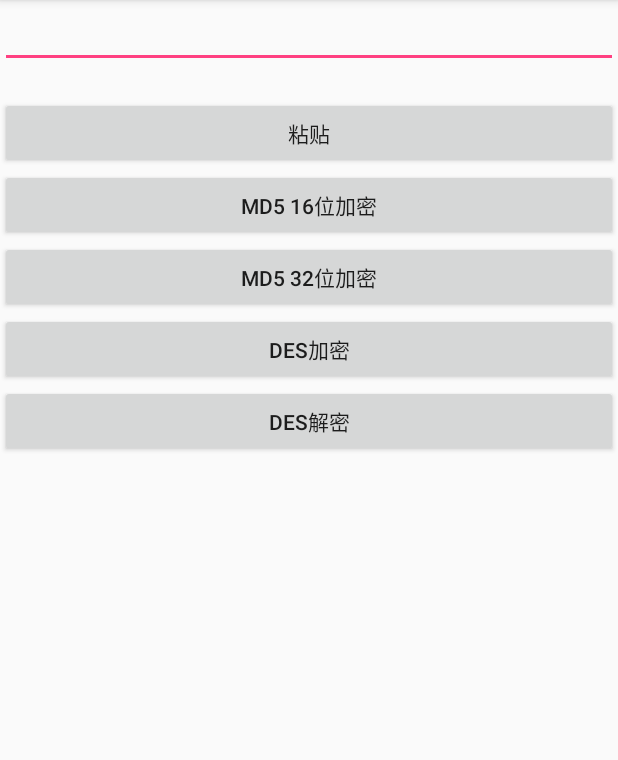
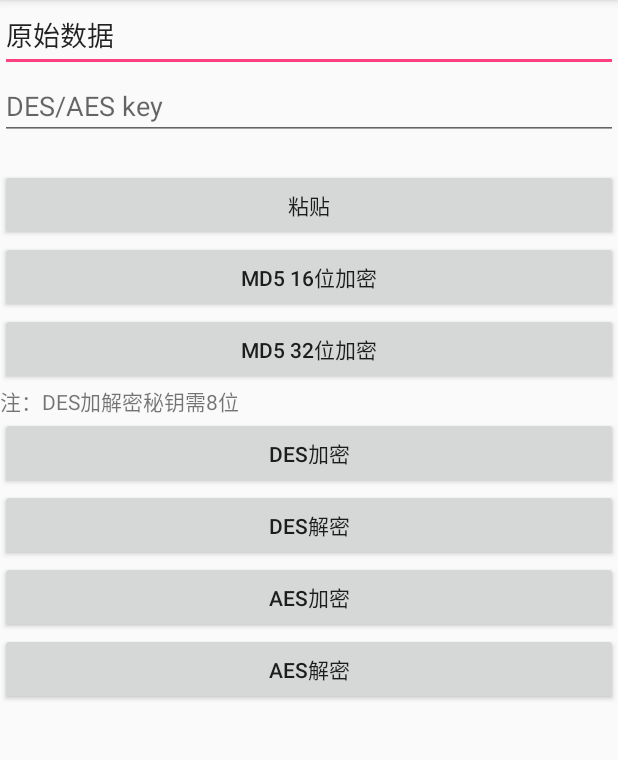
Before and after one commit to q1113225201/LibPlatform, an Android app: the EncryptActivity screen opened directly, with no data from a screen before it, on a phone screen of 412 x 824 dp, the part 84-844 px from its top. Run offline under Robolectric (Android 15) with nearby library versions, the phone set to English and light mode, and no system bars.

Commit message:
AES、DES加密

```diff
--- a/app/src/main/java/com/sjl/libplatform/encrypt/EncryptActivity.java
+++ b/app/src/main/java/com/sjl/libplatform/encrypt/EncryptActivity.java
@@ -7,16 +7,15 @@ import android.widget.TextView;
 
 import com.sjl.libplatform.R;
 import com.sjl.libplatform.base.PlatformActivity;
-import com.sjl.libplatform.util.ByteUtil;
+import com.sjl.libplatform.util.AESUtil;
 import com.sjl.libplatform.util.ClipboardUtil;
-import com.sjl.libplatform.util.EncryptUtil;
+import com.sjl.libplatform.util.DESUtil;
+import com.sjl.libplatform.util.MD5Util;
 import com.sjl.libplatform.util.ToastUtil;
 
-import java.io.UnsupportedEncodingException;
-
 public class EncryptActivity extends PlatformActivity {
-    private static final String DES_KEY = "12345678";
     EditText etData;
+    EditText etKey;
     TextView tvData;
 
     @Override
@@ -27,6 +26,7 @@ public class EncryptActivity extends PlatformActivity {
     @Override
     public void initView() {
         etData = findViewById(R.id.et_data);
+        etKey = findViewById(R.id.et_key);
         tvData = findViewById(R.id.tv_data);
         findViewById(R.id.tv_data).setOnClickListener(this);
         findViewById(R.id.btn_paste).setOnClickListener(this);
@@ -34,6 +34,8 @@ public class EncryptActivity extends PlatformActivity {
         findViewById(R.id.btn_md5_32_encrypt).setOnClickListener(this);
         findViewById(R.id.btn_des_encrypt).setOnClickListener(this);
         findViewById(R.id.btn_des_decrypt).setOnClickListener(this);
+        findViewById(R.id.btn_aes_encrypt).setOnClickListener(this);
+        findViewById(R.id.btn_aes_decrypt).setOnClickListener(this);
     }
 
     @Override
@@ -52,16 +54,22 @@ public class EncryptActivity extends PlatformActivity {
                 etData.setText(ClipboardUtil.pasteText(this));
                 break;
             case R.id.btn_md5_16_encrypt:
-                tvData.setText(EncryptUtil.encrypt16MD5(etData.getText().toString()));
+                tvData.setText(MD5Util.encrypt16MD5(etData.getText().toString()));
                 break;
             case R.id.btn_md5_32_encrypt:
-                tvData.setText(EncryptUtil.encrypt32MD5(etData.getText().toString()));
+                tvData.setText(MD5Util.encrypt32MD5(etData.getText().toString()));
                 break;
             case R.id.btn_des_encrypt:
-                tvData.setText(EncryptUtil.encryptDES(DES_KEY,etData.getText().toString()));
+                tvData.setText(DESUtil.encrypt(etKey.getText().toString(), etData.getText().toString()));
                 break;
             case R.id.btn_des_decrypt:
-                tvData.setText(EncryptUtil.decryptDES(DES_KEY,etData.getText().toString()));
+                tvData.setText(DESUtil.decrypt(etKey.getText().toString(), etData.getText().toString()));
+                break;
+            case R.id.btn_aes_encrypt:
+                tvData.setText(AESUtil.encrypt(etKey.getText().toString(), etData.getText().toString()));
+                break;
+            case R.id.btn_aes_decrypt:
+                tvData.setText(AESUtil.decrypt(etKey.getText().toString(), etData.getText().toString()));
                 break;
         }
     }
--- a/app/src/main/res/layout/activity_encrypt.xml
+++ b/app/src/main/res/layout/activity_encrypt.xml
@@ -7,7 +7,15 @@
     <EditText
         android:id="@+id/et_data"
         android:layout_width="match_parent"
-        android:layout_height="wrap_content" />
+        android:layout_height="wrap_content"
+        android:hint="原始数据"
+        android:text="原始数据" />
+
+    <EditText
+        android:id="@+id/et_key"
+        android:layout_width="match_parent"
+        android:layout_height="wrap_content"
+        android:hint="DES/AES key" />
 
     <TextView
         android:id="@+id/tv_data"
@@ -32,6 +40,11 @@
         android:layout_height="wrap_content"
         android:text="MD5 32位加密" />
 
+    <TextView
+        android:layout_width="match_parent"
+        android:layout_height="wrap_content"
+        android:text="注：DES加解密秘钥需8位" />
+
     <Button
         android:id="@+id/btn_des_encrypt"
         android:layout_width="match_parent"
@@ -43,4 +56,16 @@
         android:layout_width="match_parent"
         android:layout_height="wrap_content"
         android:text="DES解密" />
+
+    <Button
+        android:id="@+id/btn_aes_encrypt"
+        android:layout_width="match_parent"
+        android:layout_height="wrap_content"
+        android:text="AES加密" />
+
+    <Button
+        android:id="@+id/btn_aes_decrypt"
+        android:layout_width="match_parent"
+        android:layout_height="wrap_content"
+        android:text="AES解密" />
 </LinearLayout>
```
Also changed, not shown: libplatform/src/main/java/com/sjl/libplatform/util/AESUtil.java (added, +139 -0 lines), libplatform/src/main/java/com/sjl/libplatform/util/ByteUtil.java (+37 -13 lines), libplatform/src/main/java/com/sjl/libplatform/util/DESUtil.java (added, +99 -0 lines), libplatform/src/main/java/com/sjl/libplatform/util/EncryptUtil.java (+0 -170 lines), libplatform/src/main/java/com/sjl/libplatform/util/MD5Util.java (added, +87 -0 lines).
